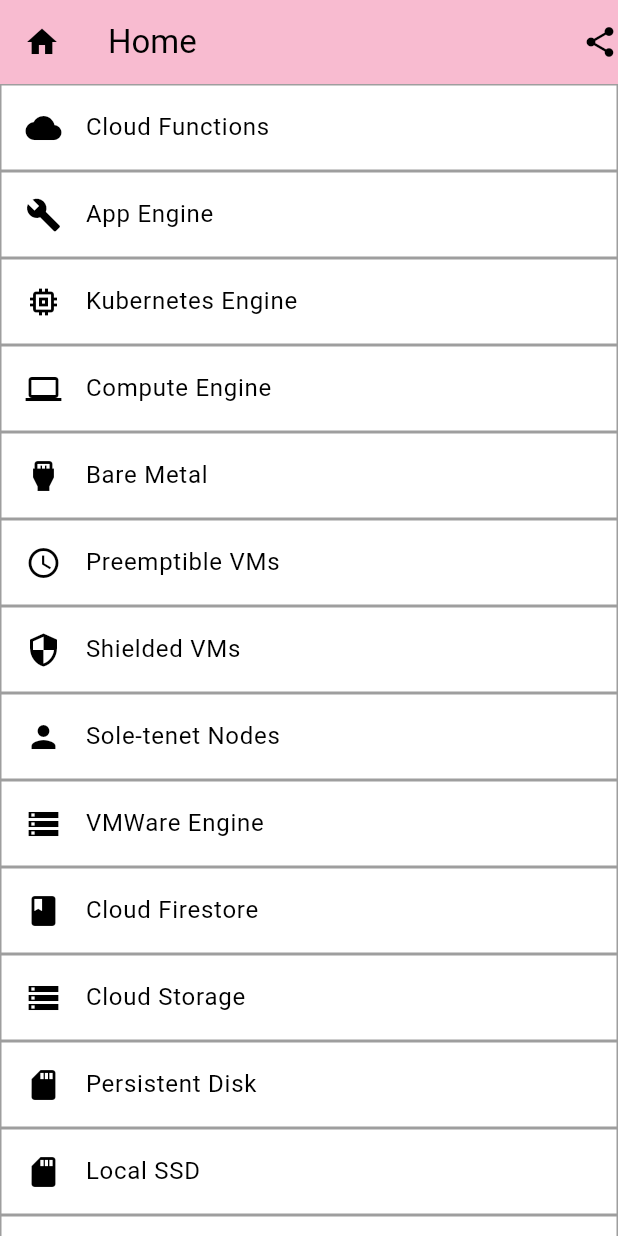
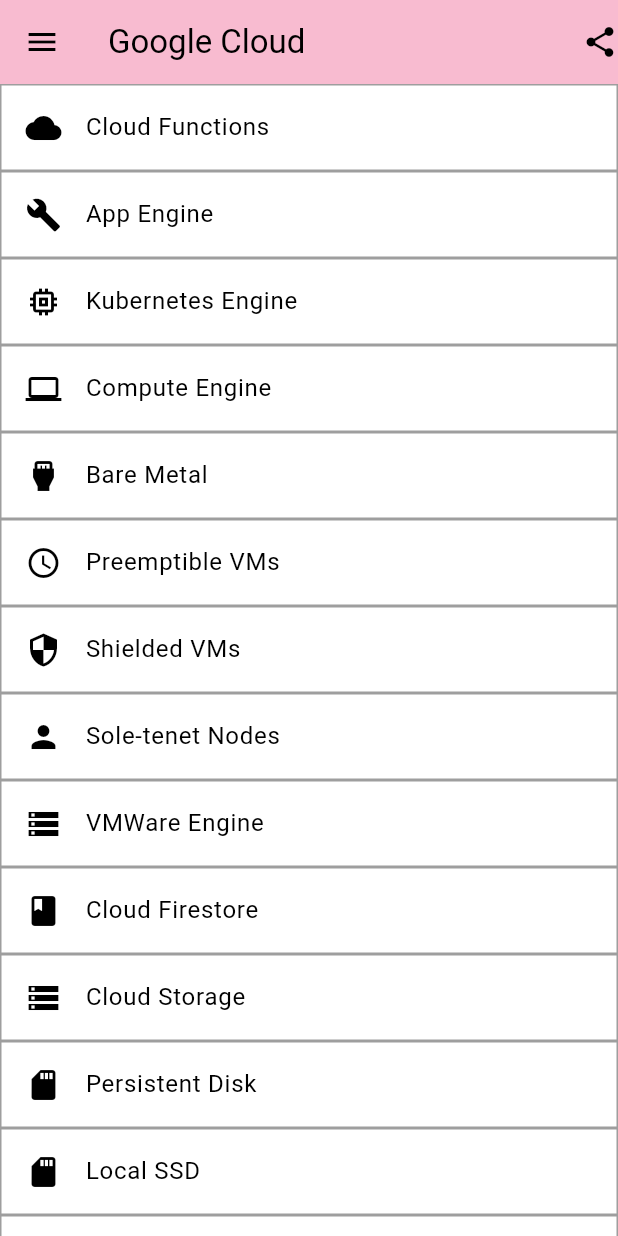
Before and after one commit to IqbalMahbub/Flutter_Lab_Work, a Flutter app: the screen it shows after launch, on a phone screen of 412 x 824 dp. Run offline on Flutter 3.47's test engine with Material 3 defaults, Android fonts, the phone set to English and light mode, and no system bars.

Commit message:
snackBar

```diff
--- a/lib/main.dart
+++ b/lib/main.dart
@@ -15,8 +15,15 @@
       home: const HomeScreen(),
     );
   }
+}
+const title='Google Cloud';
+AppBarLeading(){
+  return const Icon(Icons.menu);
+}
+actionBar(){
+  return Icon(Icons.share);
+}
 
-}
 final List<Map<String, dynamic>> listItem = [
   {'name': 'Cloud Functions', 'icon': Icons.cloud},
   {'name': 'App Engine', 'icon': Icons.build},
@@ -35,6 +42,10 @@
   {'name': 'Cloud Memorystore', 'icon': Icons.memory},
   {'name': 'Cloud Spanner', 'icon': Icons.storage},
 ];
+mySnackBar(context,msg,){
+  return ScaffoldMessenger.of(context).showSnackBar(SnackBar(content: Text(msg)));
+}
+
 class HomeScreen extends StatefulWidget {
   const HomeScreen({super.key});
 
@@ -46,22 +57,27 @@
   @override
   Widget build(BuildContext context) {
     return Scaffold(
-      appBar: AppBar(leading: const Icon(Icons.home),title: const Text('Home'),
-        backgroundColor: Colors.pink.shade100, actions: [
-          Icon(Icons.share)
+      appBar: AppBar(leading:  AppBarLeading(),title: const Text
+        (title),
+        backgroundColor: Colors.pink.shade100,
+        actions: [
+          actionBar(),
         ],),
       body: ListView.builder(
           itemCount: listItem.length,
           itemBuilder: (context,index){
             return InkWell(
-              onTap: (){
+
+              onDoubleTap: (){
                 int numberOfMonth=index+1;
                 Navigator.push(
                   context,
-                  MaterialPageRoute(builder: (context) => DetailsActivity
-                    ( month: listItem[index]['name'], nth: numberOfMonth
-                      .toString(),)),
+                  MaterialPageRoute(builder: (context) => DetailsActivity(),
+                  )
                 );
+              },
+              onTap: (){
+                  mySnackBar(context,  listItem[index]['name']);
               },
               child:ListTile(
                 shape: const RoundedRectangleBorder(borderRadius: BorderRadius.zero
```
